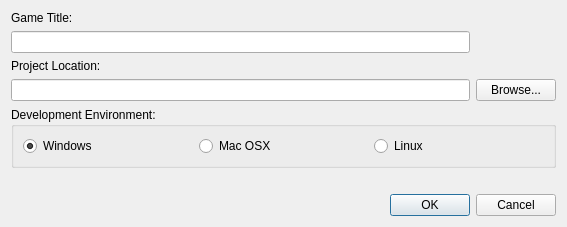
Before: the Qt Designer form DesignerTool/src/DlgNewProject.ui in GameOverture/HarmonyEngine, drawn with Qt 5.
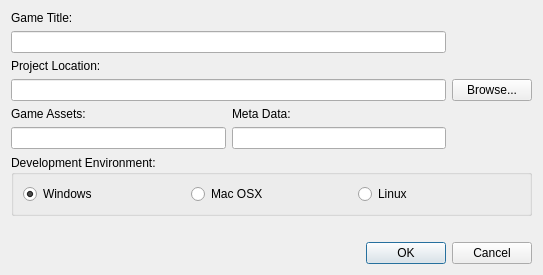
After: the same form once the commit is applied.

Commit message: Need new project dialog also take data/metadata locations, and need to generate settings file

The edit to the form file:
```diff
--- a/DesignerTool/src/DlgNewProject.ui
+++ b/DesignerTool/src/DlgNewProject.ui
@@ -6,13 +6,19 @@
    <rect>
     <x>0</x>
     <y>0</y>
-    <width>567</width>
-    <height>213</height>
+    <width>543</width>
+    <height>260</height>
    </rect>
   </property>
   <property name="windowTitle">
    <string>Create New Project</string>
   </property>
+  <property name="sizeGripEnabled">
+   <bool>false</bool>
+  </property>
+  <property name="modal">
+   <bool>false</bool>
+  </property>
   <layout class="QHBoxLayout" name="horizontalLayout_2">
    <item>
     <layout class="QGridLayout" name="gridLayout">
@@ -23,31 +29,30 @@
        </property>
       </widget>
      </item>
-     <item row="0" column="0">
-      <widget class="QLabel" name="lblGameTitle">
-       <property name="text">
-        <string>Game Title:</string>
+     <item row="7" column="0" colspan="2">
+      <widget class="QDialogButtonBox" name="buttonBox">
+       <property name="orientation">
+        <enum>Qt::Horizontal</enum>
        </property>
-      </widget>
-     </item>
-     <item row="1" column="0">
-      <widget class="QLineEdit" name="txtGameTitle"/>
-     </item>
-     <item row="2" column="0">
-      <widget class="QLabel" name="lblWorkspaceLocation">
-       <property name="text">
-        <string>Project Location:</string>
+       <property name="standardButtons">
+        <set>QDialogButtonBox::Cancel|QDialogButtonBox::Ok</set>
        </property>
       </widget>
      </item>
-     <item row="3" column="1">
-      <widget class="QPushButton" name="btnBrowse">
+     <item row="6" column="0" colspan="2">
+      <widget class="QLabel" name="lblError">
        <property name="text">
-        <string>Browse...</string>
+        <string/>
        </property>
+       <property name="textFormat">
+        <enum>Qt::AutoText</enum>
+       </property>
+       <property name="alignment">
+        <set>Qt::AlignRight|Qt::AlignTrailing|Qt::AlignVCenter</set>
+       </property>
       </widget>
      </item>
-     <item row="4" column="0" colspan="2">
+     <item row="5" column="0" colspan="2">
       <widget class="QGroupBox" name="groupBox">
        <property name="title">
         <string>Development Environment:</string>
@@ -84,29 +89,54 @@
        </layout>
       </widget>
      </item>
-     <item row="6" column="0" colspan="2">
-      <widget class="QDialogButtonBox" name="buttonBox">
-       <property name="orientation">
-        <enum>Qt::Horizontal</enum>
+     <item row="3" column="1">
+      <widget class="QPushButton" name="btnBrowse">
+       <property name="text">
+        <string>Browse...</string>
        </property>
-       <property name="standardButtons">
-        <set>QDialogButtonBox::Cancel|QDialogButtonBox::Ok</set>
+      </widget>
+     </item>
+     <item row="2" column="0">
+      <widget class="QLabel" name="lblWorkspaceLocation">
+       <property name="text">
+        <string>Project Location:</string>
        </property>
       </widget>
      </item>
-     <item row="5" column="0" colspan="2">
-      <widget class="QLabel" name="lblError">
+     <item row="1" column="0">
+      <widget class="QLineEdit" name="txtGameTitle"/>
+     </item>
+     <item row="0" column="0">
+      <widget class="QLabel" name="lblGameTitle">
        <property name="text">
-        <string/>
+        <string>Game Title:</string>
        </property>
-       <property name="textFormat">
-        <enum>Qt::AutoText</enum>
-       </property>
-       <property name="alignment">
-        <set>Qt::AlignRight|Qt::AlignTrailing|Qt::AlignVCenter</set>
-       </property>
       </widget>
      </item>
+     <item row="4" column="0">
+      <layout class="QGridLayout" name="gridLayout_2">
+       <item row="1" column="0">
+        <widget class="QLineEdit" name="lineEdit"/>
+       </item>
+       <item row="0" column="0">
+        <widget class="QLabel" name="label">
+         <property name="text">
+          <string>Game Assets:</string>
+         </property>
+        </widget>
+       </item>
+       <item row="0" column="1">
+        <widget class="QLabel" name="label_2">
+         <property name="text">
+          <string>Meta Data:</string>
+         </property>
+        </widget>
+       </item>
+       <item row="1" column="1">
+        <widget class="QLineEdit" name="lineEdit_2"/>
+       </item>
+      </layout>
+     </item>
     </layout>
    </item>
   </layout>
```
